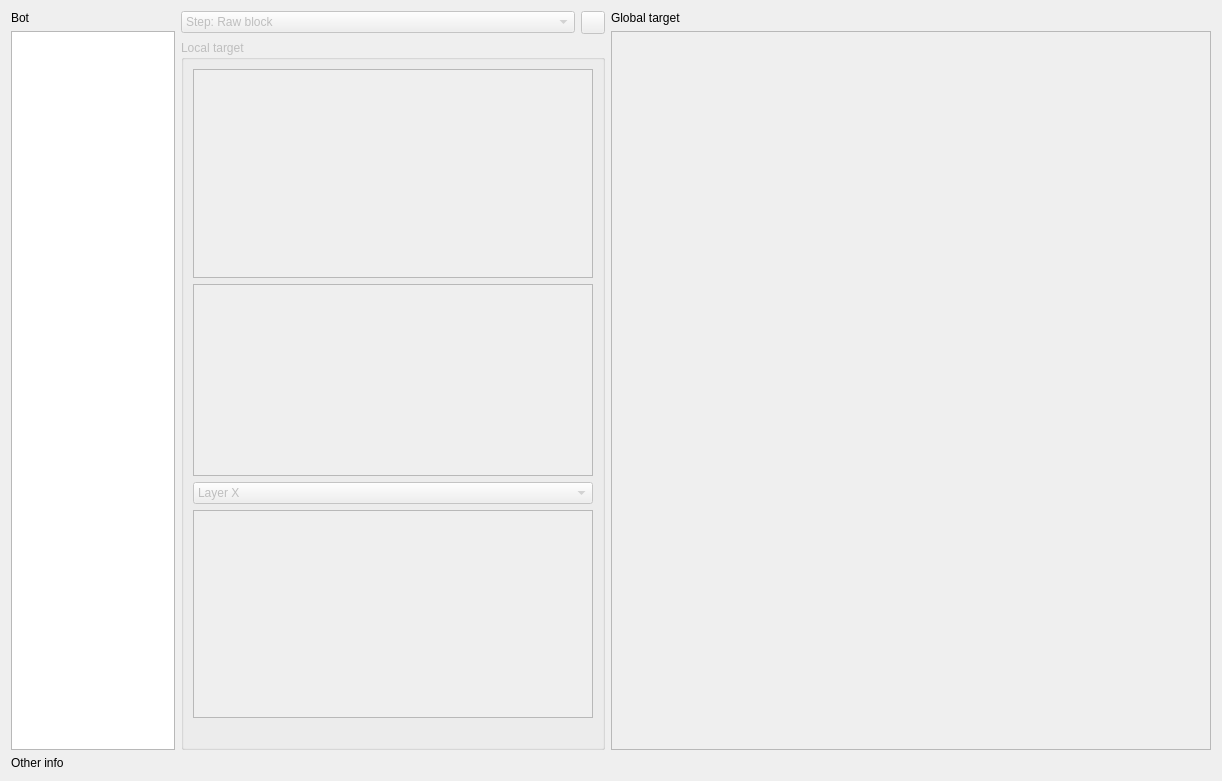
The window that tools/bot-actions/BotTargetList.ui (alphaonex86/CatchChallenger) describes before a commit, drawn with Qt 5.
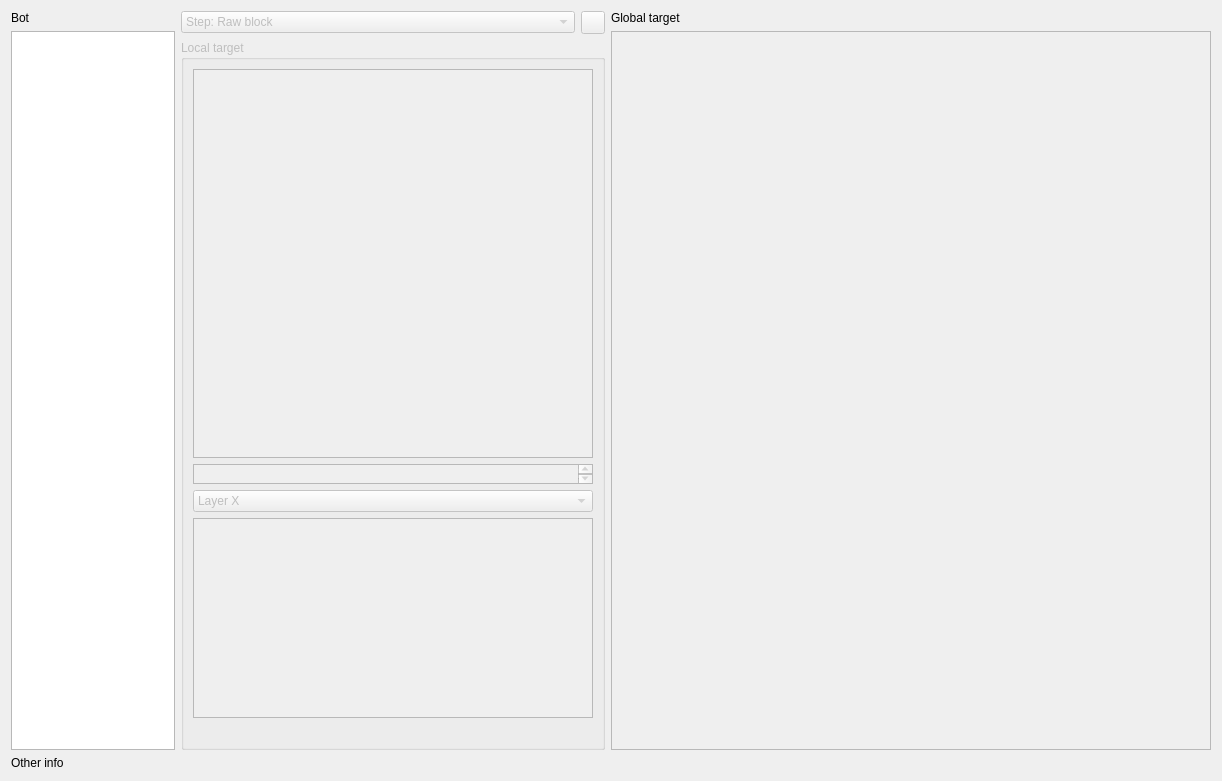
The same window after the commit. Icons and pictures are not drawn.

Commit message: [Add] More Text and internal data coerancy (tools)

The edit to the form file:
```diff
--- a/tools/bot-actions/BotTargetList.ui
+++ b/tools/bot-actions/BotTargetList.ui
@@ -144,6 +144,12 @@
               <verstretch>0</verstretch>
              </sizepolicy>
             </property>
+            <property name="maximumSize">
+             <size>
+              <width>16777215</width>
+              <height>20</height>
+             </size>
+            </property>
            </widget>
           </item>
           <item>
@@ -163,6 +169,12 @@
               <height>0</height>
              </size>
             </property>
+            <property name="maximumSize">
+             <size>
+              <width>16777215</width>
+              <height>200</height>
+             </size>
+            </property>
             <property name="iconSize">
              <size>
               <width>32</width>
```
The commit also changes 2 other files.
